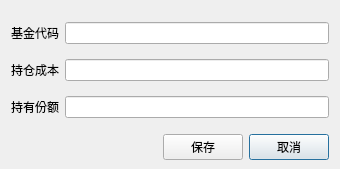
Before: the Qt Designer form ui/addFundDialog.ui in xuzhonglin/FundView, drawn with Qt 5.
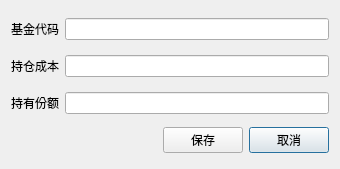
After: the same form once the commit is applied.

Diff of the .ui file:
```diff
--- a/ui/addFundDialog.ui
+++ b/ui/addFundDialog.ui
@@ -48,13 +48,7 @@
     </spacer>
    </item>
    <item row="0" column="0" colspan="3">
-    <layout class="QFormLayout" name="formLayout">
-     <property name="labelAlignment">
-      <set>Qt::AlignLeading|Qt::AlignLeft|Qt::AlignVCenter</set>
-     </property>
-     <property name="formAlignment">
-      <set>Qt::AlignLeading|Qt::AlignLeft|Qt::AlignVCenter</set>
-     </property>
+    <layout class="QGridLayout" name="gridLayout_2">
      <property name="verticalSpacing">
       <number>15</number>
      </property>
```
